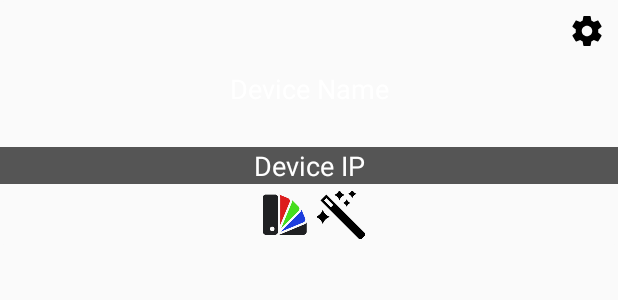
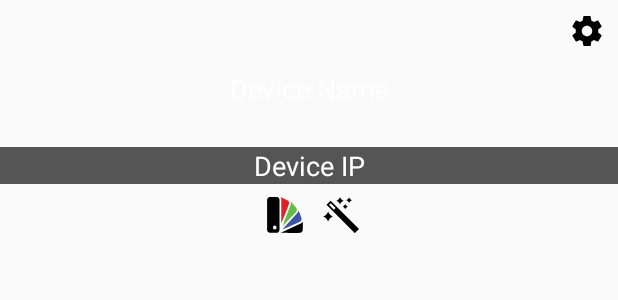
Before and after one commit to pipoblak/Coloreyeze, an Android app: the layout grid_device_holder_layout.xml on its own in the app's theme, with its tools: preview values and no code run, on a phone screen of 412 x 824 dp. Shown: the top 300 px of the screen. Run offline under Robolectric (Android 15) with nearby library versions, the phone set to English and light mode, and no system bars.

Commit message:
Ajeitando Icones do GridHolder

```diff
--- /dev/null
+++ b/app/src/main/res/drawable/ic_colorpallet.xml
@@ -0,0 +1,8 @@
+<vector android:height="24dp" android:viewportHeight="500.0"
+    android:viewportWidth="500.0" android:width="24dp" xmlns:android="http://schemas.android.com/apk/res/android">
+    <path android:fillColor="#FF000000" android:pathData="M156,7.6c-0.6,-0.4 -1.2,-0.8 -1.8,-1.1c-5.5,-3.3 -11.7,-4.9 -18,-4.9H39.6c-9.6,0 -19,3.9 -25.9,11.1c-1.7,1.8 -3.4,3.8 -5,6.2C3.9,25.8 1.5,34.3 1.5,43v410.3c0,9 2.7,17.8 7.8,24.9c0.9,1.2 1.8,2.4 2.8,3.6c7.1,8.7 17.4,13.6 28.2,13.6h96.1c5.4,0 10.9,-1.2 15.8,-3.7c7,-3.6 15.3,-10.8 19.6,-24.8c1.2,-4 1.8,-8.2 1.8,-12.5V42.2C173.5,28.2 167,15 156,7.6zM107.9,450.4c-13.9,0 -25.1,-12.2 -25.1,-27.3c0,-15.1 11.3,-27.3 25.1,-27.3c13.9,0 25.1,12.2 25.1,27.3C133,438.2 121.8,450.4 107.9,450.4z"/>
+    <path android:fillColor="#dd2227" android:pathData="M198.2,368.6V32.4c0,0 0.8,-8.1 -9.4,-30.9l93.7,45.1c16.4,7.9 26.1,26.9 22.8,46c-0.1,0.6 -0.2,1.3 -0.4,1.9C298.6,125.2 198.2,368.6 198.2,368.6z"/>
+    <path android:fillColor="#65bc47" android:pathData="M211.5,408.6L332.5,99c0,0 3.6,-7.1 2.4,-32.4l70.1,81.2c12.2,14.2 14.3,35.8 4.4,52c-0.3,0.5 -0.7,1.1 -1,1.6C391.6,226.9 211.5,408.6 211.5,408.6z"/>
+    <path android:fillColor="#3c55a5" android:pathData="M209.6,454.4l217.2,-238.8c0,0 5.8,-5.2 13.3,-29.1l37.4,103.3c6.5,18.1 1.1,38.9 -13.5,50c-0.5,0.4 -1,0.7 -1.5,1.1C438.3,357.8 209.6,454.4 209.6,454.4z"/>
+    <path android:fillColor="#FF000000" android:pathData="M191.4,496.4l284.6,-131.2c0,0 7.2,-2.4 22.5,-21.4l-1.6,111c-0.3,19.4 -12.6,36.4 -30,40.6c-0.6,0.1 -1.2,0.3 -1.7,0.4C436.7,501.4 191.4,496.4 191.4,496.4z"/>
+</vector>
--- /dev/null
+++ b/app/src/main/res/drawable/ic_effects.xml
@@ -0,0 +1,8 @@
+<vector android:height="24dp" android:viewportHeight="500.0"
+    android:viewportWidth="500.0" android:width="24dp" xmlns:android="http://schemas.android.com/apk/res/android">
+    <path android:fillColor="#FF000000" android:pathData="M107,50.5L48.5,109l393.2,392.8l58.4,-58.3L107,50.5zM151.5,176.8l-67.3,-68.3l23.4,-23.4l67.8,67.8L151.5,176.8z"/>
+    <path android:fillColor="#FF000000" android:pathData="M70.5,342.1c0,0 17.3,-55.6 71,-71c0,0 -50.3,-15 -70.3,-71.4c0,0 -13.1,53.4 -70.8,71.2C0.5,270.9 55.5,286.1 70.5,342.1z"/>
+    <path android:fillColor="#FF000000" android:pathData="M362.3,83.2c0,0 9.5,-30.5 39,-39c0,0 -27.6,-8.2 -38.5,-39.1c0,0 -7.2,29.3 -38.8,39C323.9,44.1 354.1,52.4 362.3,83.2z"/>
+    <path android:fillColor="#FF000000" android:pathData="M308.5,169.1c0,0 8.5,-27.5 35.1,-35.1c0,0 -24.8,-7.4 -34.7,-35.3c0,0 -6.5,26.4 -35,35.2C273.9,133.9 301.1,141.4 308.5,169.1z"/>
+    <path android:fillColor="#FF000000" android:pathData="M235.9,106.7c0,0 13,-41.7 53.2,-53.2c0,0 -37.7,-11.2 -52.7,-53.5c0,0 -9.8,40 -53.1,53.4C183.4,53.4 224.7,64.7 235.9,106.7z"/>
+</vector>
--- a/app/src/main/res/layout/grid_device_holder_layout.xml
+++ b/app/src/main/res/layout/grid_device_holder_layout.xml
@@ -95,7 +95,7 @@
             android:layout_alignParentStart="false"
             android:layout_above="@+id/deviceIp"
             android:id="@+id/btnShowColor"
-            android:src="@mipmap/ic_colorpallet"
+            android:src="@drawable/ic_colorpallet"
             android:layout_marginLeft="5dp"
             android:layout_gravity="center"
             style="@style/Widget.AppCompat.Light.ActionButton" />
@@ -107,7 +107,7 @@
             android:layout_alignParentStart="false"
             android:layout_above="@+id/deviceIp"
             android:id="@+id/btnEffects"
-            android:src="@mipmap/ic_effects"
+            android:src="@drawable/ic_effects"
             android:layout_marginLeft="5dp"
             style="@style/Widget.AppCompat.Light.ActionButton" />
 
```
Also changed, not shown: app/src/main/java/colors/com/example/firstplace/coloreyeze/ColorPickerDialog.java (+114 -4 lines), app/src/main/java/colors/com/example/firstplace/coloreyeze/DeviceAdapter.java (+16 -7 lines).
